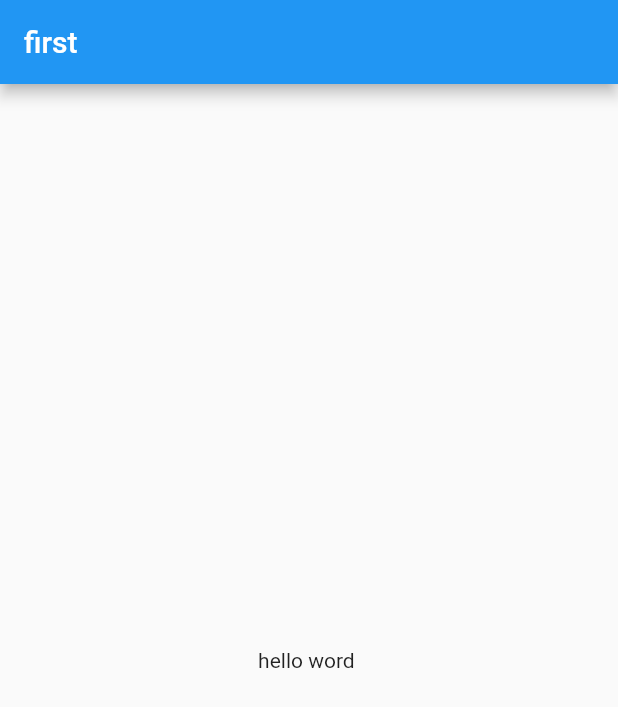
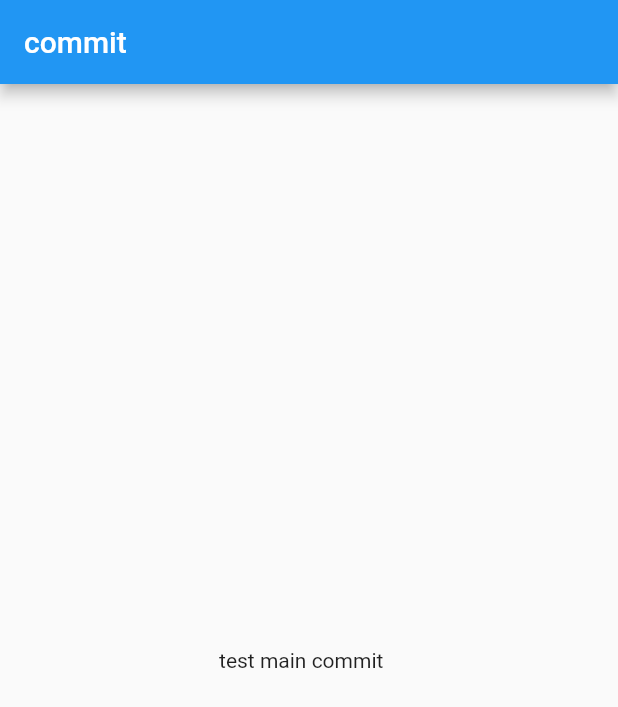
Before and after one commit to lixiaopeng186/flutter, a Flutter app: the screen it shows after launch, on a phone screen of 412 x 824 dp. Shown: the top 707 px of the screen. Run offline on Flutter 3.47's test engine with Material 2 defaults, Android fonts, the phone set to English and light mode, and no system bars.

Commit message:
测试提交

```diff
--- a/lib/main.dart
+++ b/lib/main.dart
@@ -22,10 +22,10 @@ class MyApp extends StatelessWidget {
       ),
       home: new Scaffold(
         appBar: new AppBar(
-          title: new Text("first "),
+          title: new Text("commit  "),
         ),
         body: new Center(
-          child: new Text("hello word "),
+          child: new Text("test main commit   "),
         ),
       )
     );
```
Also changed, not shown: pubspec.lock.
